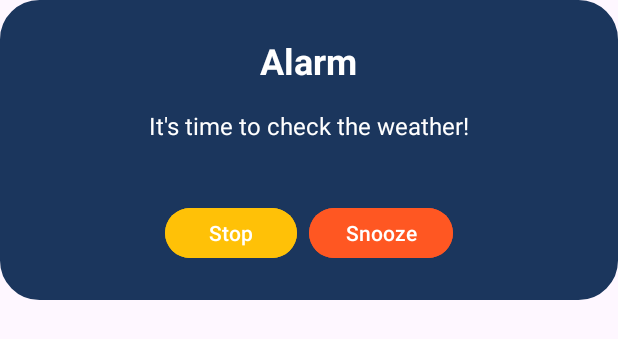
After one commit to ahamza2205/Cloud-Vibe, an Android app: the layout alarm_dialog.xml on its own in the app's theme, with its tools: preview values and no code run, on a phone screen of 412 x 824 dp. The commit adds this screen. Shown: the top 339 px of the screen. Run offline under Robolectric (Android 15) with nearby library versions, the phone set to English and light mode, and no system bars; Roboto replaces fonts that are not available here.

Commit message:
Implemented Dagger Hilt for dependency injection, added notification system, and created alarm receiver for user alerts.

```diff
--- a/app/src/main/java/com/example/cloudvibe/sharedpreferences/SharedPreferencesHelper.kt
+++ b/app/src/main/java/com/example/cloudvibe/sharedpreferences/SharedPreferencesHelper.kt
@@ -18,14 +18,14 @@ class SharedPreferencesHelper (context : Context) {
          }
     }
     // get latitude and longitude from shared preferences
-    fun getLocation() : Pair<Double, Double> {
+    fun getLocation() : Pair<Double, Double>? {
       val lat = preferences.getString("latitude", null)
       val lon = preferences.getString("longitude", null)
       return if (lat != null && lon != null) {
           Pair(lat.toDouble(), lon.toDouble())
       } else {
-          Pair(0.0, 0.0)
-      }
+             return null
+         }
     }
 
 
--- a/app/src/main/java/com/example/cloudvibe/utils/AppModule.kt
+++ b/app/src/main/java/com/example/cloudvibe/utils/AppModule.kt
@@ -10,7 +10,8 @@ import dagger.Provides
 import dagger.hilt.InstallIn
 import dagger.hilt.android.qualifiers.ApplicationContext
 import dagger.hilt.components.SingletonComponent
-import jakarta.inject.Singleton
+import javax.inject.Singleton
+
 
 @Module
 @InstallIn(SingletonComponent::class)
@@ -38,4 +39,5 @@ object AppModule {
     fun provideWeatherRepository(api: WeatherApiService, dao: WeatherDao): WeatherRepository {
         return WeatherRepository(api, dao)
     }
+
 }
--- a/app/src/main/java/com/example/cloudvibe/utils/WeatherMapper.kt
+++ b/app/src/main/java/com/example/cloudvibe/utils/WeatherMapper.kt
@@ -10,7 +10,7 @@ object WeatherMapper {
     fun mapWeatherResponseToEntity(response: WeatherResponse): WeatherEntity {
         return WeatherEntity(
             locationName = response.name,
-            country = response.sys.country,
+            country = response.sys.country?: throw IllegalArgumentException("Country cannot be null"),
             localtime = response.dt.toString(),
             temperature = response.main.temp,
             description = response.weather.firstOrNull()?.description ?: "",
--- /dev/null
+++ b/app/src/main/res/drawable/dialog_background.xml
@@ -0,0 +1,16 @@
+<?xml version="1.0" encoding="utf-8"?>
+<shape xmlns:android="http://schemas.android.com/apk/res/android"
+    android:shape="rectangle">
+
+    <!-- Define the color of the background -->
+    <solid android:color="@android:color/white" />
+
+    <!-- Define the corner radius -->
+    <corners android:radius="25dp" />
+
+    <!-- Optional: Add a border -->
+    <stroke
+        android:width="2dp"
+        android:color="@android:color/darker_gray" />
+
+</shape>
--- /dev/null
+++ b/app/src/main/res/layout/alarm_dialog.xml
@@ -0,0 +1,59 @@
+<?xml version="1.0" encoding="utf-8"?>
+<LinearLayout xmlns:android="http://schemas.android.com/apk/res/android"
+    android:layout_width="match_parent"
+    android:layout_height="200dp"
+    android:orientation="vertical"
+    android:padding="24dp"
+    android:backgroundTint="@color/blue"
+    android:background="@drawable/dialog_background">
+
+    <!-- Alarm Title -->
+    <TextView
+        android:id="@+id/alarm_title"
+        android:layout_width="wrap_content"
+        android:layout_height="wrap_content"
+        android:text="Alarm"
+        android:textColor="@color/white"
+        android:textSize="24sp"
+        android:textStyle="bold"
+        android:layout_gravity="center_horizontal"
+        android:paddingBottom="16dp" />
+
+    <!-- Alarm Message -->
+    <TextView
+        android:id="@+id/alarm_message"
+        android:layout_width="wrap_content"
+        android:layout_height="wrap_content"
+        android:text="It's time to check the weather!"
+        android:textSize="16sp"
+        android:textColor="@color/white"
+        android:layout_gravity="center_horizontal"
+        android:paddingBottom="24dp" />
+
+    <!-- Buttons for Stop and Snooze -->
+    <LinearLayout
+        android:layout_width="match_parent"
+        android:layout_height="wrap_content"
+        android:orientation="horizontal"
+        android:gravity="center"
+        android:layout_marginTop="16dp">
+
+        <Button
+            android:id="@+id/stop_button"
+            android:layout_width="wrap_content"
+            android:layout_height="wrap_content"
+            android:text="Stop"
+            android:textColor="@android:color/white"
+            android:backgroundTint="#FFC107"
+            android:layout_marginEnd="8dp" />
+
+        <Button
+            android:id="@+id/snooze_button"
+            android:layout_width="wrap_content"
+            android:layout_height="wrap_content"
+            android:text="Snooze"
+            android:textColor="@android:color/white"
+            android:backgroundTint="#FF5722" />
+    </LinearLayout>
+
+</LinearLayout>
--- a/build.gradle.kts
+++ b/build.gradle.kts
@@ -14,8 +14,5 @@ buildscript {
         classpath("com.android.tools.build:gradle:8.0.0")
         classpath("com.google.gms:google-services:4.3.15") // For Google Maps and Firebase
         classpath ("com.google.dagger:hilt-android-gradle-plugin:2.52") // For Dagger Hilt
-        classpath ("com.android.tools.build:gradle:3.6.0") // or later
-
-
     }
 }
--- a/gradle/libs.versions.toml
+++ b/gradle/libs.versions.toml
@@ -14,6 +14,7 @@ gson = "2.8.9"
 gsonVersion = "2.11.0"
 hiltAndroid = "2.52"
 hiltAndroidCompiler = "2.48"
+hiltAndroidVersion = "2.46"
 kotlin = "1.9.0"
 coreKtx = "1.13.1"
 junit = "4.13.2"
@@ -73,6 +74,8 @@ gson = { module = "com.google.code.gson:gson", version.ref = "gson" }
 gson-v2110 = { module = "com.google.code.gson:gson", version.ref = "gsonVersion" }
 hilt-android = { module = "com.google.dagger:hilt-android", version.ref = "hiltAndroid" }
 hilt-android-compiler = { module = "com.google.dagger:hilt-android-compiler", version.ref = "hiltAndroidCompiler" }
+hilt-android-v246 = { module = "com.google.dagger:hilt-android", version.ref = "hiltAndroidVersion" }
+hilt-compiler = { module = "com.google.dagger:hilt-compiler", version.ref = "hiltAndroid" }
 junit = { group = "junit", name = "junit", version.ref = "junit" }
 androidx-junit = { group = "androidx.test.ext", name = "junit", version.ref = "junitVersion" }
 androidx-espresso-core = { group = "androidx.test.espresso", name = "espresso-core", version.ref = "espressoCore" }
```
Also changed, not shown: app/build.gradle.kts (+8 -4 lines), app/src/main/AndroidManifest.xml (+8 -1 lines), app/src/main/java/com/example/cloudvibe/activity/MainActivity.kt (+16 -1 lines), app/src/main/java/com/example/cloudvibe/alert/AlarmDialog.kt (added, +37 -0 lines), app/src/main/java/com/example/cloudvibe/alert/AlarmReceiver.kt (+76 -4 lines), app/src/main/java/com/example/cloudvibe/alert/view/WeatherAlertFragment.kt (+59 -34 lines), app/src/main/java/com/example/cloudvibe/home/view/HomeFragment.kt (+45 -66 lines), app/src/main/java/com/example/cloudvibe/home/viewmodel/HomeViewModel.kt (+9 -9 lines), app/src/main/java/com/example/cloudvibe/home/viewmodel/HomeViewModelFactory.kt (deleted, +0 -14 lines), app/src/main/java/com/example/cloudvibe/model/repository/WeatherRepository.kt (+10 -12 lines), app/src/main/java/com/example/cloudvibe/utils/MyApplication.kt (added, +12 -0 lines), app/src/main/res/drawable/button_gradient.xml (added, +8 -0 lines), 1 other file.
